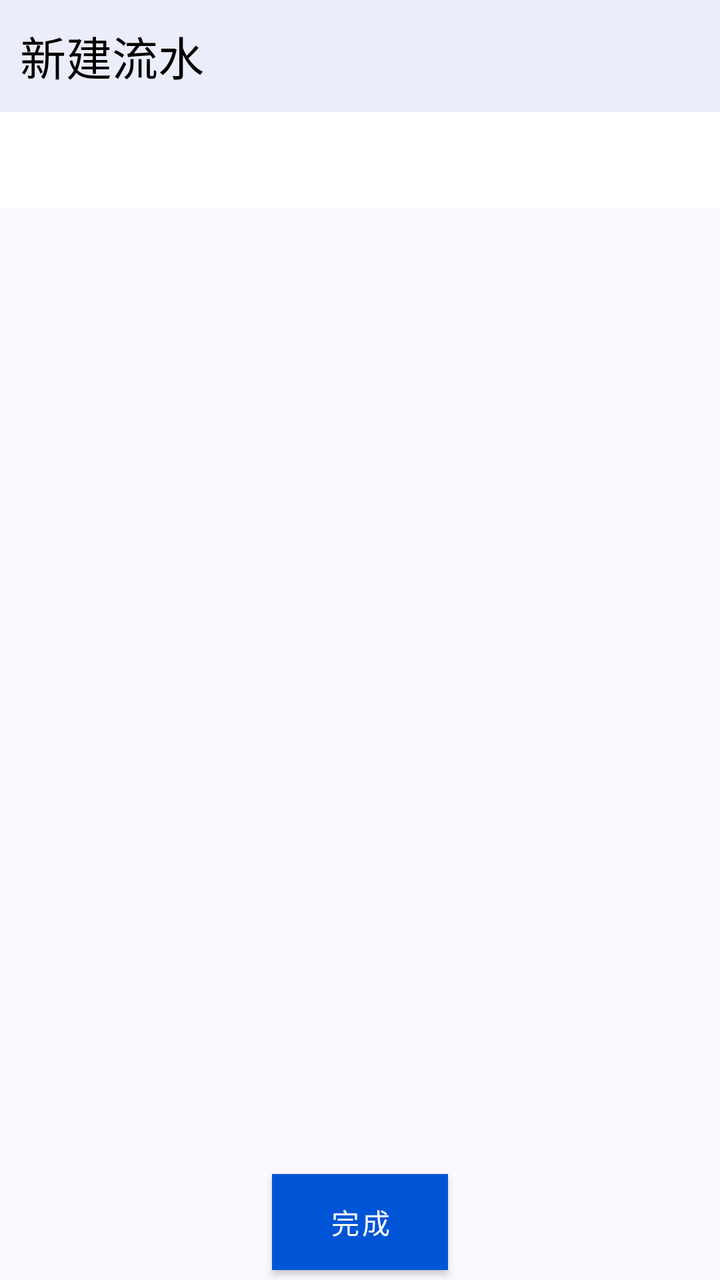
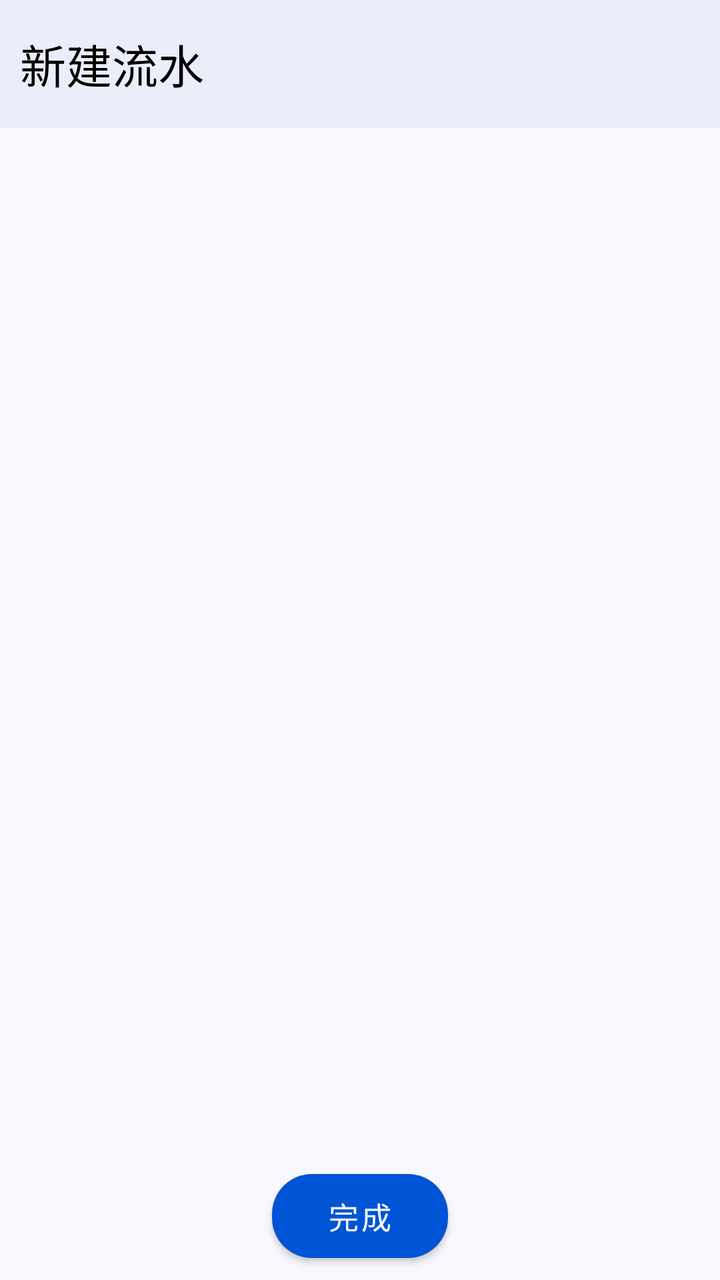

Before-and-after screenshots of an Android layout around one commit, followed by the original layout XML and the change that was made.
<!-- AndroidManifest.xml: application theme Theme.ProjectManager -->
<!-- res/layout/activity_new_flow.xml -->
<?xml version="1.0" encoding="utf-8"?>
<androidx.constraintlayout.widget.ConstraintLayout xmlns:android="http://schemas.android.com/apk/res/android"
    xmlns:app="http://schemas.android.com/apk/res-auto"
    xmlns:tools="http://schemas.android.com/tools"
    android:id="@+id/main"
    style="@style/PageStyle"
    android:layout_width="match_parent"
    android:layout_height="match_parent"
    tools:context=".ui.bookkeeping.new_flow.NewFlowActivity">

    <androidx.appcompat.widget.Toolbar
        android:id="@+id/new_flow_toolbar"
        style="@style/ToolBarStyle"
        android:layout_width="match_parent"
        android:layout_height="?attr/actionBarSize"
        app:layout_constraintTop_toTopOf="parent">

        <TextView
            style="@style/TitleStyle"
            android:layout_width="wrap_content"
            android:layout_height="wrap_content"
            android:text="@string/new_flow" />
    </androidx.appcompat.widget.Toolbar>

    <com.google.android.material.tabs.TabLayout
        android:id="@+id/new_flow_tab_layout"
        style="@style/TabLayoutStyle"
        android:layout_width="match_parent"
        android:layout_height="wrap_content"
        app:layout_constraintTop_toBottomOf="@+id/new_flow_toolbar"
        app:tabMode="scrollable"
        tools:ignore="MissingConstraints" />

    <androidx.viewpager.widget.ViewPager
        android:id="@+id/new_flow_pager"
        android:layout_width="match_parent"
        android:layout_height="0dp"
        app:layout_constraintTop_toBottomOf="@+id/new_flow_tab_layout" />

    <android.widget.Button
        android:id="@+id/new_flow_finish_btn"
        style="@style/BtnStyle"
        android:layout_width="wrap_content"
        android:layout_height="wrap_content"
        android:text="完成"
        app:layout_constraintBottom_toBottomOf="parent"
        app:layout_constraintEnd_toEndOf="parent"
        app:layout_constraintStart_toStartOf="parent" />

</androidx.constraintlayout.widget.ConstraintLayout>
<!-- resources referenced by this layout -->
<resources>
  <string name="new_flow">新建流水</string>
  <style name="BtnStyle" parent="Widget.MaterialComponents.Button">
          <item name="android:background">@color/theme_blue</item>
          <item name="android:textColor">@color/white</item>
          <item name="cornerRadius">20dp</item>
          <item name="android:layout_margin">5dp</item>
      </style>
  <style name="PageStyle">
          <item name="android:background">@color/page_background</item>
      </style>
  <style name="TabLayoutStyle">
          <item name="tabTextColor">@color/tab_layout_selector</item>
          <item name="tabIndicatorColor">@color/theme_blue</item>
      </style>
  <style name="TitleStyle">
          <item name="android:textSize">23sp</item>
          <item name="android:textColor">@color/black</item>
      </style>
  <style name="ToolBarStyle">
          <item name="android:background">@color/toolbar_background</item>
          <item name="contentInsetStart">10dp</item>
          <item name="titleTextAppearance">@style/TitleStyle</item>
      </style>
  <style name="Theme.ProjectManager" parent="Theme.MaterialComponents.DayNight.NoActionBar">
          
          <item name="colorPrimary">@color/purple_500</item>
          <item name="colorPrimaryVariant">@color/purple_700</item>
          <item name="colorOnPrimary">@color/white</item>
          
          <item name="colorSecondary">@color/teal_200</item>
          <item name="colorSecondaryVariant">@color/teal_700</item>
          <item name="colorOnSecondary">@color/black</item>
          
          <item name="android:statusBarColor">?attr/colorPrimaryVariant</item>
          
          <item name="toolbarStyle">@style/ToolBarStyle</item>
      </style>
  <color name="theme_blue">#0055d6</color>
  <color name="white">#FFFFFFFF</color>
  <color name="page_background">#f9f8fe</color>
  <color name="black">#FF000000</color>
  <color name="toolbar_background">#ebedfa</color>
  <color name="purple_500">#FF6200EE</color>
  <color name="purple_700">#FF3700B3</color>
  <color name="teal_200">#FF03DAC5</color>
  <color name="teal_700">#FF018786</color>
</resources>

<!-- the commit's change to res/layout/activity_new_flow.xml (unified diff, before → after) -->
@@ -37,12 +37,12 @@
         android:layout_height="0dp"
         app:layout_constraintTop_toBottomOf="@+id/new_flow_tab_layout" />
 
-    <android.widget.Button
+    <com.google.android.material.button.MaterialButton
         android:id="@+id/new_flow_finish_btn"
         style="@style/BtnStyle"
         android:layout_width="wrap_content"
         android:layout_height="wrap_content"
-        android:text="完成"
+        android:text="@string/finish"
         app:layout_constraintBottom_toBottomOf="parent"
         app:layout_constraintEnd_toEndOf="parent"
         app:layout_constraintStart_toStartOf="parent" />
<!-- resource entries referenced after the edit -->
@@ -1,16 +1,20 @@
 <!-- resources referenced by this layout -->
 <resources>
+  <string name="finish">完成</string>
   <string name="new_flow">新建流水</string>
   <style name="BtnStyle" parent="Widget.MaterialComponents.Button">
-          <item name="android:background">@color/theme_blue</item>
+          <item name="backgroundTint">@color/theme_blue</item>
           <item name="android:textColor">@color/white</item>
+          <item name="android:textSize">15sp</item>
           <item name="cornerRadius">20dp</item>
           <item name="android:layout_margin">5dp</item>
+          <item name="android:padding">10dp</item>
       </style>
   <style name="PageStyle">
           <item name="android:background">@color/page_background</item>
       </style>
-  <style name="TabLayoutStyle">
+  <style name="TabLayoutStyle" parent="android:Widget">
+          <item name="android:background">@color/page_background</item>
           <item name="tabTextColor">@color/tab_layout_selector</item>
           <item name="tabIndicatorColor">@color/theme_blue</item>
       </style>
@@ -23,7 +27,7 @@
           <item name="contentInsetStart">10dp</item>
           <item name="titleTextAppearance">@style/TitleStyle</item>
       </style>
-  <style name="Theme.ProjectManager" parent="Theme.MaterialComponents.DayNight.NoActionBar">
+  <style name="Theme.ProjectManager" parent="Theme.Material3.DayNight.NoActionBar">
           
           <item name="colorPrimary">@color/purple_500</item>
           <item name="colorPrimaryVariant">@color/purple_700</item>
